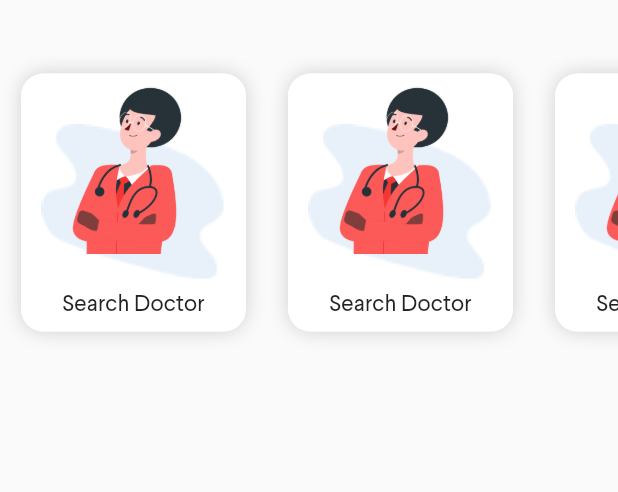
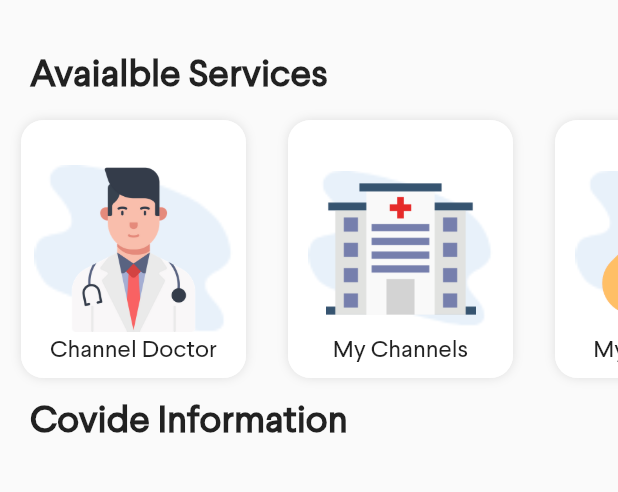
Before and after one commit to rusiruavb/dialog-doc990-mobile, a Flutter app: the screen it shows after launch, on a phone screen of 412 x 824 dp, the part 495-987 px from its top. Run offline on Flutter 3.47's test engine with Material 2 defaults, Android fonts, the phone set to English and light mode, and no system bars; our stand-ins replace page_transition.

Commit message:
Implement home screen service content

```diff
--- a/lib/screens/home/home_screen.dart
+++ b/lib/screens/home/home_screen.dart
@@ -1,6 +1,7 @@
 import 'package:dialog_doc990_mobile/screens/home/home_body_background.dart';
 import 'package:dialog_doc990_mobile/screens/home/home_navigation_menu.dart';
-import 'package:dialog_doc990_mobile/screens/home/home_screen_content.dart';
+import 'package:dialog_doc990_mobile/screens/home/home_screen_covid_content.dart';
+import 'package:dialog_doc990_mobile/screens/home/home_screen_service_content.dart';
 import 'package:flutter/material.dart';
 
 class HomeScreen extends StatelessWidget {
@@ -23,7 +24,9 @@ class HomeScreen extends StatelessWidget {
         children: <Widget>[
           SingleChildScrollView(
             child: HomeBodyBackground(
-              child: HomeScreenContent(),
+              child: HomeScreenServiceContent(
+                child: HomeScreenCovidContent(),
+              ),
             ),
           ),
           Padding(
--- a/lib/screens/home/home_screen_content.dart
+++ /dev/null
@@ -1,278 +0,0 @@
-import 'package:dialog_doc990_mobile/screen_keys.dart';
-import 'package:flutter/material.dart';
-
-class HomeScreenContent extends StatefulWidget {
-  @override
-  _HomeScreenContentState createState() => _HomeScreenContentState();
-}
-
-class _HomeScreenContentState extends State<HomeScreenContent> {
-  @override
-  Widget build(BuildContext context) {
-    final size = MediaQuery.of(context).size;
-
-    return Container(
-      key: WidgetKeys.homeScreenContentKey,
-      child: Container(
-        height: 200,
-        child: ListView(
-          scrollDirection: Axis.horizontal,
-          children: <Widget>[
-            Padding(
-              padding: EdgeInsets.all(10),
-              child: Card(
-                shape: RoundedRectangleBorder(
-                  side: BorderSide(color: Colors.white70, width: 1),
-                  borderRadius: BorderRadius.circular(15),
-                ),
-                elevation: 0,
-                child: Container(
-                  child: Stack(
-                    children: <Widget>[
-                      Align(
-                        child: Image.asset(
-                          'assets/images/service_background.png',
-                          scale: 0.7,
-                        ),
-                        alignment: Alignment.center,
-                      ),
-                      Align(
-                        child: Container(
-                          width: 120.0,
-                          height: 120.0,
-                          alignment: Alignment.center,
-                          decoration: new BoxDecoration(
-                            image: DecorationImage(
-                                image: AssetImage(
-                                    'assets/images/search_doctor.png'),
-                                fit: BoxFit.fill),
-                          ),
-                        ),
-                        alignment: Alignment.topCenter,
-                      ),
-                      Align(
-                        child: Padding(
-                          child: Text(
-                            'Search Doctor',
-                            style: TextStyle(
-                              fontFamily: 'Larsseit',
-                              fontSize: 15,
-                            ),
-                          ),
-                          padding: EdgeInsets.only(bottom: 8),
-                        ),
-                        alignment: Alignment.bottomCenter,
-                      ),
-                    ],
-                  ),
-                  width: 150,
-                  height: 150,
-                  decoration: BoxDecoration(
-                    color: Colors.white,
-                    borderRadius: BorderRadius.all(Radius.circular(15)),
-                    boxShadow: [
-                      BoxShadow(
-                        color: Colors.grey.withOpacity(0.45),
-                        spreadRadius: 0,
-                        blurRadius: 10,
-                      ),
-                    ],
-                  ),
-                ),
-              ),
-            ),
-            Padding(
-              padding: EdgeInsets.all(10),
-              child: Card(
-                shape: RoundedRectangleBorder(
-                  side: BorderSide(color: Colors.white70, width: 1),
-                  borderRadius: BorderRadius.circular(15),
-                ),
-                elevation: 0,
-                child: Container(
-                  child: Stack(
-                    children: <Widget>[
-                      Align(
-                        child: Image.asset(
-                          'assets/images/service_background.png',
-                          scale: 0.7,
-                        ),
-                        alignment: Alignment.center,
-                      ),
-                      Align(
-                        child: Container(
-                          width: 120.0,
-                          height: 120.0,
-                          alignment: Alignment.center,
-                          decoration: new BoxDecoration(
-                            image: DecorationImage(
-                                image: AssetImage(
-                                    'assets/images/search_doctor.png'),
-                                fit: BoxFit.fill),
-                          ),
-                        ),
-                        alignment: Alignment.topCenter,
-                      ),
-                      Align(
-                        child: Padding(
-                          child: Text(
-                            'Search Doctor',
-                            style: TextStyle(
-                              fontFamily: 'Larsseit',
-                              fontSize: 15,
-                            ),
-                          ),
-                          padding: EdgeInsets.only(bottom: 8),
-                        ),
-                        alignment: Alignment.bottomCenter,
-                      ),
-                    ],
-                  ),
-                  width: 150,
-                  height: 150,
-                  decoration: BoxDecoration(
-                    color: Colors.white,
-                    borderRadius: BorderRadius.all(Radius.circular(15)),
-                    boxShadow: [
-                      BoxShadow(
-                        color: Colors.grey.withOpacity(0.45),
-                        spreadRadius: 0,
-                        blurRadius: 10,
-                      ),
-                    ],
-                  ),
-                ),
-              ),
-            ),
-            Padding(
-              padding: EdgeInsets.all(10),
-              child: Card(
-                shape: RoundedRectangleBorder(
-                  side: BorderSide(color: Colors.white70, width: 1),
-                  borderRadius: BorderRadius.circular(15),
-                ),
-                elevation: 0,
-                child: Container(
-                  child: Stack(
-                    children: <Widget>[
-                      Align(
-                        child: Image.asset(
-                          'assets/images/service_background.png',
-                          scale: 0.7,
-                        ),
-                        alignment: Alignment.center,
-                      ),
-                      Align(
-                        child: Container(
-                          width: 120.0,
-                          height: 120.0,
-                          alignment: Alignment.center,
-                          decoration: new BoxDecoration(
-                            image: DecorationImage(
-                                image: AssetImage(
-                                    'assets/images/search_doctor.png'),
-                                fit: BoxFit.fill),
-                          ),
-                        ),
-                        alignment: Alignment.topCenter,
-                      ),
-                      Align(
-                        child: Padding(
-                          child: Text(
-                            'Search Doctor',
-                            style: TextStyle(
-                              fontFamily: 'Larsseit',
-                              fontSize: 15,
-                            ),
-                          ),
-                          padding: EdgeInsets.only(bottom: 8),
-                        ),
-                        alignment: Alignment.bottomCenter,
-                      ),
-                    ],
-                  ),
-                  width: 150,
-                  height: 150,
-                  decoration: BoxDecoration(
-                    color: Colors.white,
-                    borderRadius: BorderRadius.all(Radius.circular(15)),
-                    boxShadow: [
-                      BoxShadow(
-                        color: Colors.grey.withOpacity(0.45),
-                        spreadRadius: 0,
-                        blurRadius: 10,
-                      ),
-                    ],
-                  ),
-                ),
-              ),
-            ),
-            Padding(
-              padding: EdgeInsets.all(10),
-              child: Card(
-                shape: RoundedRectangleBorder(
-                  side: BorderSide(color: Colors.white70, width: 1),
-                  borderRadius: BorderRadius.circular(15),
-                ),
-                elevation: 0,
-                child: Container(
-                  child: Stack(
-                    children: <Widget>[
-                      Align(
-                        child: Image.asset(
-                          'assets/images/service_background.png',
-                          scale: 0.7,
-                        ),
-                        alignment: Alignment.center,
-                      ),
-                      Align(
-                        child: Container(
-                          width: 120.0,
-                          height: 120.0,
-                          alignment: Alignment.center,
-                          decoration: new BoxDecoration(
-                            image: DecorationImage(
-                                image: AssetImage(
-                                    'assets/images/search_doctor.png'),
-                                fit: BoxFit.fill),
-                          ),
-                        ),
-                        alignment: Alignment.topCenter,
-                      ),
-                      Align(
-                        child: Padding(
-                          child: Text(
-                            'Search Doctor',
-                            style: TextStyle(
-                              fontFamily: 'Larsseit',
-                              fontSize: 15,
-                            ),
-                          ),
-                          padding: EdgeInsets.only(bottom: 8),
-                        ),
-                        alignment: Alignment.bottomCenter,
-                      ),
-                    ],
-                  ),
-                  width: 150,
-                  height: 150,
-                  decoration: BoxDecoration(
-                    color: Colors.white,
-                    borderRadius: BorderRadius.all(Radius.circular(15)),
-                    boxShadow: [
-                      BoxShadow(
-                        color: Colors.grey.withOpacity(0.45),
-                        spreadRadius: 0,
-                        blurRadius: 10,
-                      ),
-                    ],
-                  ),
-                ),
-              ),
-            ),
-          ],
-        ),
-      ),
-    );
-  }
-}
--- /dev/null
+++ b/lib/screens/home/home_screen_covid_content.dart
@@ -0,0 +1,30 @@
+import 'package:flutter/material.dart';
+
+class HomeScreenCovidContent extends StatefulWidget {
+  @override
+  _HomeScreenCovidContentState createState() => _HomeScreenCovidContentState();
+}
+
+class _HomeScreenCovidContentState extends State<HomeScreenCovidContent> {
+  @override
+  Widget build(BuildContext context) {
+    return Column(
+      children: <Widget>[
+        Align(
+          child: Padding(
+            child: Text(
+              'Covide Information',
+              style: TextStyle(
+                fontFamily: 'Larsseit',
+                fontSize: 25,
+                fontWeight: FontWeight.w600,
+              ),
+            ),
+            padding: EdgeInsets.only(left: 20),
+          ),
+          alignment: Alignment.topLeft,
+        )
+      ],
+    );
+  }
+}
--- /dev/null
+++ b/lib/screens/home/home_screen_service_content.dart
@@ -0,0 +1,310 @@
+import 'package:dialog_doc990_mobile/screen_keys.dart';
+import 'package:flutter/material.dart';
+
+class HomeScreenServiceContent extends StatefulWidget {
+  final Widget child;
+
+  const HomeScreenServiceContent({
+    this.child,
+  });
+
+  @override
+  _HomeScreenServiceContentState createState() =>
+      _HomeScreenServiceContentState(child: child);
+}
+
+class _HomeScreenServiceContentState extends State<HomeScreenServiceContent> {
+  final Widget child;
+
+  _HomeScreenServiceContentState({
+    this.child,
+  });
+
+  @override
+  Widget build(BuildContext context) {
+    final size = MediaQuery.of(context).size;
+
+    return Column(
+      key: WidgetKeys.homeScreenContentKey,
+      children: <Widget>[
+        Align(
+          alignment: Alignment.topLeft,
+          child: Padding(
+            child: Text(
+              'Avaialble Services',
+              style: TextStyle(
+                fontFamily: 'Larsseit',
+                fontSize: 25,
+                fontWeight: FontWeight.w600,
+              ),
+            ),
+            padding: EdgeInsets.only(left: 20),
+          ),
+        ),
+        Container(
+          child: Container(
+            height: 200,
+            child: ListView(
+              scrollDirection: Axis.horizontal,
+              children: <Widget>[
+                Padding(
+                  padding: EdgeInsets.all(10),
+                  child: Card(
+                    shape: RoundedRectangleBorder(
+                      side: BorderSide(color: Colors.white70, width: 1),
+                      borderRadius: BorderRadius.circular(15),
+                    ),
+                    elevation: 0,
+                    child: Container(
+                      child: Stack(
+                        children: <Widget>[
+                          Align(
+                            child: Image.asset(
+                              'assets/images/service_background.png',
+                              scale: 0.65,
+                            ),
+                            alignment: Alignment.center,
+                          ),
+                          Align(
+                            child: Container(
+                              width: 110.0,
+                              height: 110.0,
+                              alignment: Alignment.center,
+                              decoration: new BoxDecoration(
+                                image: DecorationImage(
+                                    image: AssetImage(
+                                        'assets/images/search_doctor.png'),
+                                    fit: BoxFit.fill),
+                              ),
+                            ),
+                            alignment: Alignment.center,
+                          ),
+                          Align(
+                            child: Padding(
+                              child: Text(
+                                'Channel Doctor',
+                                style: TextStyle(
+                                  fontFamily: 'Larsseit',
+                                  fontSize: 16,
+                                ),
+                              ),
+                              padding: EdgeInsets.only(bottom: 8),
+                            ),
+                            alignment: Alignment.bottomCenter,
+                          ),
+                        ],
+                      ),
+                      width: 150,
+                      height: 150,
+                      decoration: BoxDecoration(
+                        color: Colors.white,
+                        borderRadius: BorderRadius.all(Radius.circular(15)),
+                        boxShadow: [
+                          BoxShadow(
+                            color: Colors.grey.withOpacity(0.30),
+                            spreadRadius: 0,
+                            blurRadius: 5,
+                          ),
+                        ],
+                      ),
+                    ),
+                  ),
+                ),
+                Padding(
+                  padding: EdgeInsets.all(10),
+                  child: Card(
+                    shape: RoundedRectangleBorder(
+                      side: BorderSide(color: Colors.white70, width: 1),
+                      borderRadius: BorderRadius.circular(15),
+                    ),
+                    elevation: 0,
+                    child: Container(
+                      child: Stack(
+                        children: <Widget>[
+                          Align(
+                            child: Image.asset(
+                              'assets/images/service_background.png',
+                              scale: 0.7,
+                            ),
+                            alignment: Alignment.center,
+                          ),
+                          Align(
+                            child: Container(
+                              width: 100.0,
+                              height: 100.0,
+                              alignment: Alignment.center,
+                              decoration: new BoxDecoration(
+                                image: DecorationImage(
+                                    image: AssetImage(
+                                        'assets/images/user_channelling.png'),
+                                    fit: BoxFit.fill),
+                              ),
+                            ),
+                            alignment: Alignment.center,
+                          ),
+                          Align(
+                            child: Padding(
+                              child: Text(
+                                'My Channels',
+                                style: TextStyle(
+                                  fontFamily: 'Larsseit',
+                                  fontSize: 16,
+                                ),
+                              ),
+                              padding: EdgeInsets.only(bottom: 8),
+                            ),
+                            alignment: Alignment.bottomCenter,
+                          ),
+                        ],
+                      ),
+                      width: 150,
+                      height: 150,
+                      decoration: BoxDecoration(
+                        color: Colors.white,
+                        borderRadius: BorderRadius.all(Radius.circular(15)),
+                        boxShadow: [
+                          BoxShadow(
+                            color: Colors.grey.withOpacity(0.30),
+                            spreadRadius: 0,
+                            blurRadius: 5,
+                          ),
+                        ],
+                      ),
+                    ),
+                  ),
+                ),
+                Padding(
+                  padding: EdgeInsets.all(10),
+                  child: Card(
+                    shape: RoundedRectangleBorder(
+                      side: BorderSide(color: Colors.white70, width: 1),
+                      borderRadius: BorderRadius.circular(15),
+                    ),
+                    elevation: 0,
+                    child: Container(
+                      child: Stack(
+                        children: <Widget>[
+                          Align(
+                            child: Image.asset(
+                              'assets/images/service_background.png',
+                              scale: 0.7,
+                            ),
+                            alignment: Alignment.center,
+                          ),
+                          Align(
+                            child: Container(
+                              width: 100.0,
+                              height: 100.0,
+                              alignment: Alignment.center,
+                              decoration: new BoxDecoration(
+                                image: DecorationImage(
+                                    image: AssetImage(
+                                        'assets/images/medicine.png'),
+                                    fit: BoxFit.fill),
+                              ),
+                            ),
+                            alignment: Alignment.center,
+                          ),
+                          Align(
+                            child: Padding(
+                              child: Text(
+                                'My Medicines',
+                                style: TextStyle(
+                                  fontFamily: 'Larsseit',
+                                  fontSize: 16,
+                                ),
+                              ),
+                              padding: EdgeInsets.only(bottom: 8),
+                            ),
+                            alignment: Alignment.bottomCenter,
+                          ),
+                        ],
+                      ),
+                      width: 150,
+                      height: 150,
+                      decoration: BoxDecoration(
+                        color: Colors.white,
+                        borderRadius: BorderRadius.all(Radius.circular(15)),
+                        boxShadow: [
+                          BoxShadow(
+                            color: Colors.grey.withOpacity(0.30),
+                            spreadRadius: 0,
+                            blurRadius: 5,
+                          ),
+                        ],
+                      ),
+                    ),
+                  ),
+                ),
+                Padding(
+                  padding: EdgeInsets.all(10),
+                  child: Card(
+                    shape: RoundedRectangleBorder(
+                      side: BorderSide(color: Colors.white70, width: 1),
+                      borderRadius: BorderRadius.circular(15),
+                    ),
+                    elevation: 0,
+                    child: Container(
+                      child: Stack(
+                        children: <Widget>[
+                          Align(
+                            child: Image.asset(
+                              'assets/images/service_background.png',
+                              scale: 0.7,
+                            ),
+                            alignment: Alignment.center,
+                          ),
+                          Align(
+                            child: Container(
+                              width: 100.0,
+                              height: 100.0,
+                              alignment: Alignment.center,
+                              decoration: new BoxDecoration(
+                                image: DecorationImage(
+                                    image: AssetImage(
+                                        'assets/images/money_refund.png'),
+                                    fit: BoxFit.fill),
+                              ),
+                            ),
+                            alignment: Alignment.center,
+                          ),
+                          Align(
+                            child: Padding(
+                              child: Text(
+                                'Refunds',
+                                style: TextStyle(
+                                  fontFamily: 'Larsseit',
+                                  fontSize: 16,
+                                ),
+                              ),
+                              padding: EdgeInsets.only(bottom: 8),
+                            ),
+                            alignment: Alignment.bottomCenter,
+                          ),
+                        ],
+                      ),
+                      width: 150,
+                      height: 150,
+                      decoration: BoxDecoration(
+                        color: Colors.white,
+                        borderRadius: BorderRadius.all(Radius.circular(15)),
+                        boxShadow: [
+                          BoxShadow(
+                            color: Colors.grey.withOpacity(0.30),
+                            spreadRadius: 0,
+                            blurRadius: 5,
+                          ),
+                        ],
+                      ),
+                    ),
+                  ),
+                ),
+              ],
+            ),
+          ),
+        ),
+        child
+      ],
+    );
+  }
+}
```
Also changed, not shown: assets/images/medicine.png (added), assets/images/money_refund.png (added), assets/images/search_doctor.png, assets/images/user_channelling.png (added).
